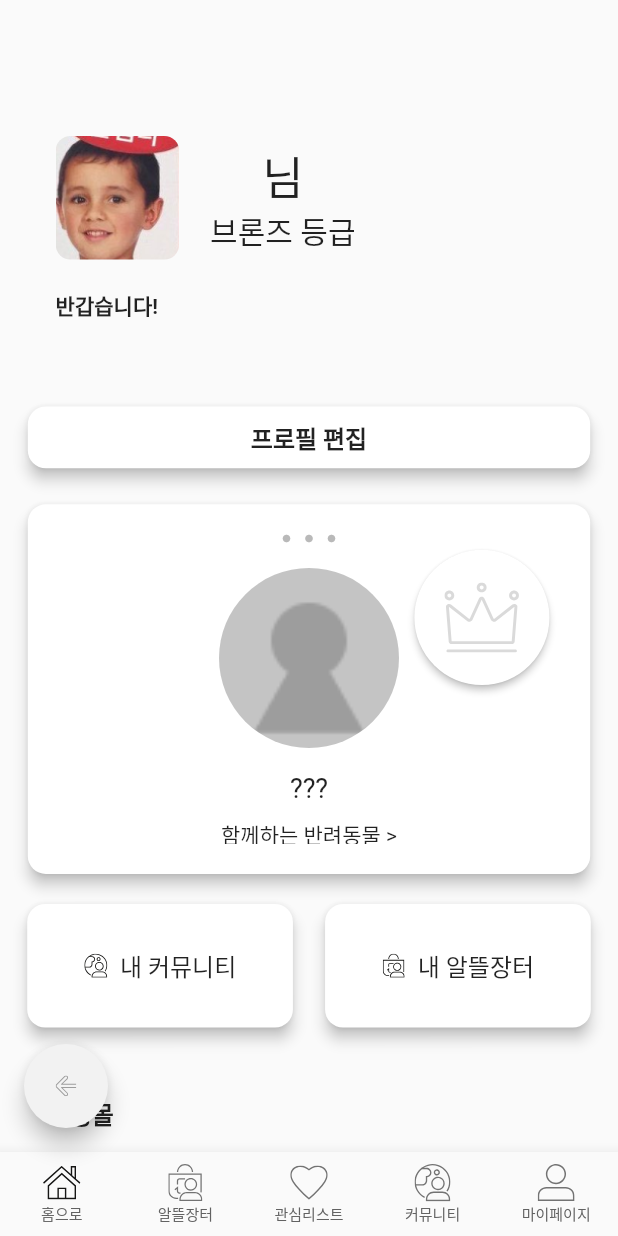
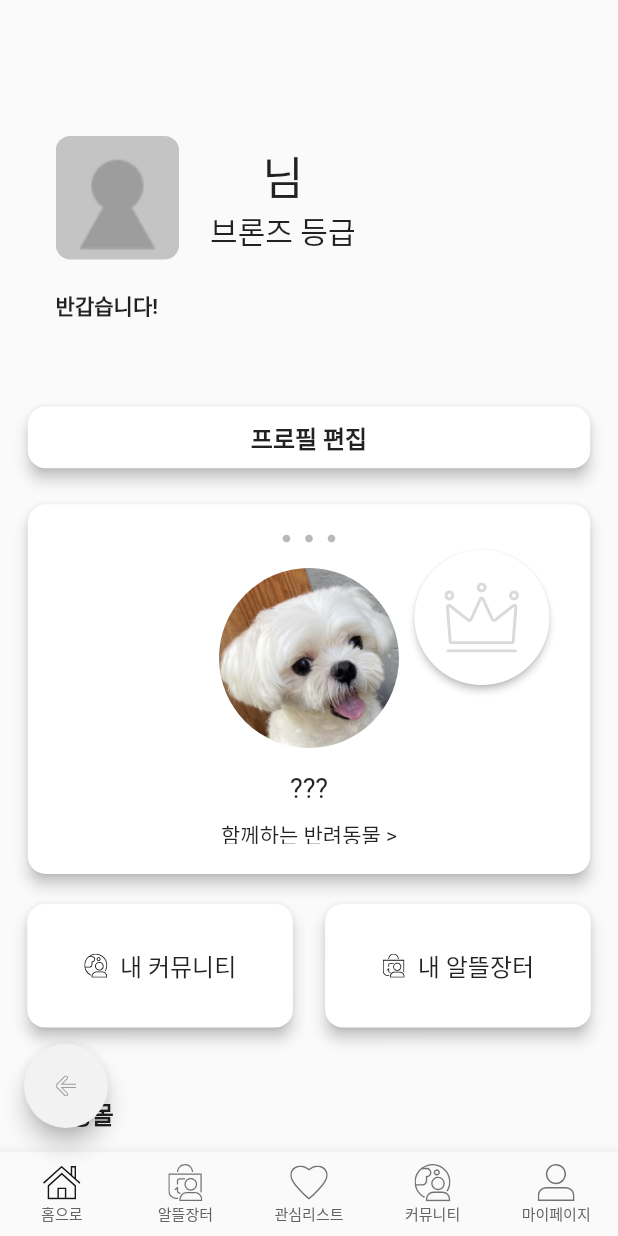
Before and after one commit to sshinndo/BonAPetti, a Flutter app: the MyPage screen opened directly, on a phone screen of 412 x 824 dp. Run offline on Flutter 3.47's test engine with Material 2 defaults, Android fonts, the phone set to English and light mode, and no system bars; our stand-ins replace cloud_firestore, csv, dio, file_picker, firebase_auth, firebase_core and 7 more; missing offline and left inert: kakao_flutter_sdk; accounts and stored records are empty; generated files the repository leaves out were written again; project files that could hold a hidden picture were left out.

Commit message:
마이페이지 유저 디폴트 아이콘 수정

```diff
--- a/lib/myPage/screen/MyPageScreen.dart
+++ b/lib/myPage/screen/MyPageScreen.dart
@@ -154,7 +154,7 @@ class _MyPageState extends State<MyPage> {
                                 shape: BoxShape.circle,
                                 image: DecorationImage(
                                     image:
-                                        AssetImage('images/profile/userDefaultIcon.png'),
+                                        AssetImage('images/profile/pet_profile_sample.png'),
                                     // NetworkImage('https://googleflutter.com/sample_image.jpg'),
                                     fit: BoxFit.fill),
                               ),
--- a/lib/myPage/widget/UserProfileWidget.dart
+++ b/lib/myPage/widget/UserProfileWidget.dart
@@ -33,7 +33,7 @@ class _UserProfileWidgetState extends State<UserProfileWidget> {
                 // 프로필 이미지 설정란
                 borderRadius: BorderRadius.circular(10.0),
                 child: Image.asset(
-                  'images/profile/sample_profile.png',
+                  'images/profile/userDefaultIcon.png',
                   fit: BoxFit.fill,
                   width: width * 0.2,
                   height: width * 0.2,
```
